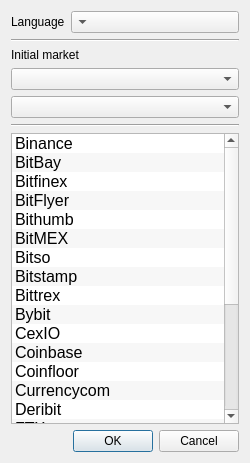
First picture: the form in ui/dialog_config.ui, repository katmai1/qtradingview, before the edit.
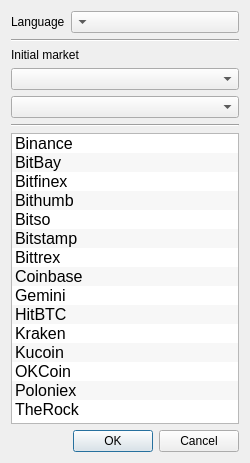
Second picture: the form after the edit. Icons and pictures are not drawn.

```diff
--- a/ui/dialog_config.ui
+++ b/ui/dialog_config.ui
@@ -207,19 +207,13 @@
         <normaloff>:/exchanges/bitfinex</normaloff>:/exchanges/bitfinex</iconset>
       </property>
      </item>
-     <item>
-      <property name="text">
-       <string>BitFlyer</string>
-      </property>
-     </item>
      <item>
       <property name="text">
        <string>Bithumb</string>
       </property>
-     </item>
-     <item>
-      <property name="text">
-       <string>BitMEX</string>
+      <property name="icon">
+       <iconset resource="../icons/iconos.qrc">
+        <normaloff>:/exchanges/bithumb</normaloff>:/exchanges/bithumb</iconset>
       </property>
      </item>
      <item>
@@ -241,39 +235,13 @@
         <normaloff>:/exchanges/bittrex</normaloff>:/exchanges/bittrex</iconset>
       </property>
      </item>
-     <item>
-      <property name="text">
-       <string>Bybit</string>
-      </property>
-     </item>
-     <item>
-      <property name="text">
-       <string>CexIO</string>
-      </property>
-     </item>
      <item>
       <property name="text">
        <string>Coinbase</string>
       </property>
-     </item>
-     <item>
-      <property name="text">
-       <string>Coinfloor</string>
-      </property>
-     </item>
-     <item>
-      <property name="text">
-       <string>Currencycom</string>
-      </property>
-     </item>
-     <item>
-      <property name="text">
-       <string>Deribit</string>
-      </property>
-     </item>
-     <item>
-      <property name="text">
-       <string>FTX</string>
+      <property name="icon">
+       <iconset resource="../icons/iconos.qrc">
+        <normaloff>:/exchanges/coinbase</normaloff>:/exchanges/coinbase</iconset>
       </property>
      </item>
      <item>
@@ -299,20 +267,18 @@
       <property name="text">
        <string>Kucoin</string>
       </property>
-     </item>
-     <item>
-      <property name="text">
-       <string>Mercado</string>
+      <property name="icon">
+       <iconset resource="../icons/iconos.qrc">
+        <normaloff>:/exchanges/kucoin</normaloff>:/exchanges/kucoin</iconset>
       </property>
      </item>
      <item>
       <property name="text">
        <string>OKCoin</string>
       </property>
-     </item>
-     <item>
-      <property name="text">
-       <string>Okex</string>
+      <property name="icon">
+       <iconset resource="../icons/iconos.qrc">
+        <normaloff>:/exchanges/okcoin</normaloff>:/exchanges/okcoin</iconset>
       </property>
      </item>
      <item>
```
Left out of the diff: 24 changed lines with no effect on the pictures.
